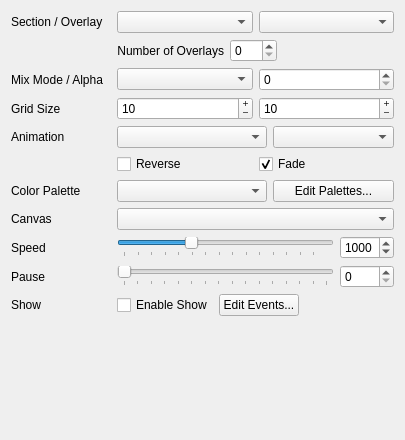
First picture: the form in src/widget/maestrocontrol.ui, repository 8bitbuddhist/PixelMaestro-Studio, before the edit.
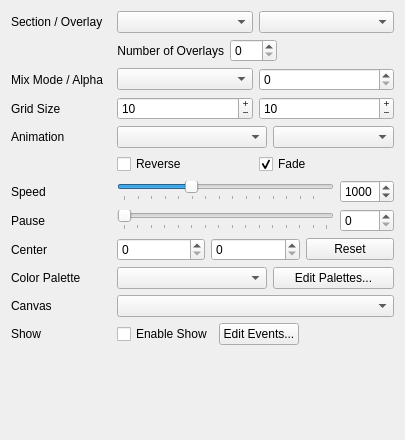
Second picture: the form after the edit.

Commit message: MaestroControl - Added ability to change the center point of Animations

```diff
--- a/src/widget/maestrocontrol.ui
+++ b/src/widget/maestrocontrol.ui
@@ -206,7 +206,101 @@
        </item>
       </layout>
      </item>
-     <item row="8" column="0">
+     <item row="7" column="0">
+      <widget class="QLabel" name="cycleLabel">
+       <property name="minimumSize">
+        <size>
+         <width>100</width>
+         <height>0</height>
+        </size>
+       </property>
+       <property name="text">
+        <string>Speed</string>
+       </property>
+      </widget>
+     </item>
+     <item row="7" column="1">
+      <layout class="QHBoxLayout" name="speedLayout_2">
+       <item>
+        <widget class="QSlider" name="cycleSlider">
+         <property name="minimum">
+          <number>10</number>
+         </property>
+         <property name="maximum">
+          <number>3000</number>
+         </property>
+         <property name="singleStep">
+          <number>10</number>
+         </property>
+         <property name="value">
+          <number>1000</number>
+         </property>
+         <property name="orientation">
+          <enum>Qt::Horizontal</enum>
+         </property>
+         <property name="invertedAppearance">
+          <bool>false</bool>
+         </property>
+         <property name="invertedControls">
+          <bool>false</bool>
+         </property>
+         <property name="tickPosition">
+          <enum>QSlider::TicksBelow</enum>
+         </property>
+         <property name="tickInterval">
+          <number>200</number>
+         </property>
+        </widget>
+       </item>
+       <item>
+        <widget class="QSpinBox" name="cycleSpinBox">
+         <property name="maximum">
+          <number>3000</number>
+         </property>
+         <property name="singleStep">
+          <number>10</number>
+         </property>
+         <property name="value">
+          <number>1000</number>
+         </property>
+        </widget>
+       </item>
+      </layout>
+     </item>
+     <item row="8" column="1">
+      <layout class="QHBoxLayout" name="pauseLayout_2">
+       <item>
+        <widget class="QSlider" name="pauseSlider">
+         <property name="maximum">
+          <number>3000</number>
+         </property>
+         <property name="singleStep">
+          <number>10</number>
+         </property>
+         <property name="orientation">
+          <enum>Qt::Horizontal</enum>
+         </property>
+         <property name="tickPosition">
+          <enum>QSlider::TicksBelow</enum>
+         </property>
+         <property name="tickInterval">
+          <number>200</number>
+         </property>
+        </widget>
+       </item>
+       <item>
+        <widget class="QSpinBox" name="pauseSpinBox">
+         <property name="maximum">
+          <number>3000</number>
+         </property>
+         <property name="singleStep">
+          <number>10</number>
+         </property>
+        </widget>
+       </item>
+      </layout>
+     </item>
+     <item row="10" column="0">
       <widget class="QLabel" name="colorLabel">
        <property name="minimumSize">
         <size>
@@ -219,7 +313,7 @@
        </property>
       </widget>
      </item>
-     <item row="8" column="1">
+     <item row="10" column="1">
       <layout class="QHBoxLayout" name="colorSchemeLayout">
        <item>
         <widget class="QComboBox" name="colorComboBox">
@@ -247,114 +341,27 @@
       </layout>
      </item>
      <item row="11" column="0">
-      <widget class="QLabel" name="cycleLabel">
-       <property name="minimumSize">
-        <size>
-         <width>100</width>
-         <height>0</height>
-        </size>
-       </property>
+      <widget class="QLabel" name="label">
        <property name="text">
-        <string>Speed</string>
+        <string>Canvas</string>
        </property>
       </widget>
      </item>
      <item row="11" column="1">
-      <layout class="QHBoxLayout" name="speedLayout">
+      <layout class="QHBoxLayout" name="canvasLayout">
        <item>
-        <widget class="QSlider" name="cycleSlider">
-         <property name="minimum">
-          <number>10</number>
-         </property>
-         <property name="maximum">
-          <number>3000</number>
-         </property>
-         <property name="singleStep">
-          <number>10</number>
-         </property>
-         <property name="value">
-          <number>1000</number>
-         </property>
-         <property name="orientation">
-          <enum>Qt::Horizontal</enum>
-         </property>
-         <property name="invertedAppearance">
-          <bool>false</bool>
-         </property>
-         <property name="invertedControls">
-          <bool>false</bool>
-         </property>
-         <property name="tickPosition">
-          <enum>QSlider::TicksBelow</enum>
-         </property>
-         <property name="tickInterval">
-          <number>200</number>
-         </property>
-        </widget>
+        <widget class="QComboBox" name="canvasComboBox"/>
        </item>
-       <item>
-        <widget class="QSpinBox" name="cycleSpinBox">
-         <property name="maximum">
-          <number>3000</number>
-         </property>
-         <property name="singleStep">
-          <number>10</number>
-         </property>
-         <property name="value">
-          <number>1000</number>
-         </property>
-        </widget>
-       </item>
       </layout>
      </item>
-     <item row="12" column="0">
-      <widget class="QLabel" name="pauseLabel">
-       <property name="text">
-        <string>Pause</string>
-       </property>
-      </widget>
-     </item>
-     <item row="12" column="1">
-      <layout class="QHBoxLayout" name="pauseLayout">
-       <item>
-        <widget class="QSlider" name="pauseSlider">
-         <property name="maximum">
-          <number>3000</number>
-         </property>
-         <property name="singleStep">
-          <number>10</number>
-         </property>
-         <property name="orientation">
-          <enum>Qt::Horizontal</enum>
-         </property>
-         <property name="tickPosition">
-          <enum>QSlider::TicksBelow</enum>
-         </property>
-         <property name="tickInterval">
-          <number>200</number>
-         </property>
-        </widget>
-       </item>
-       <item>
-        <widget class="QSpinBox" name="pauseSpinBox">
-         <property name="maximum">
-          <number>3000</number>
-         </property>
-         <property name="singleStep">
-          <number>10</number>
-         </property>
-        </widget>
-       </item>
-      </layout>
-     </item>
-     <item row="13" column="0">
+     <item row="14" column="0">
       <widget class="QLabel" name="showLabel">
        <property name="text">
         <string>Show</string>
        </property>
       </widget>
      </item>
-     <item row="13" column="1">
+     <item row="14" column="1">
       <layout class="QHBoxLayout" name="showLayout">
        <item alignment="Qt::AlignRight">
         <widget class="QCheckBox" name="enableShowCheckBox">
@@ -385,20 +392,37 @@
        </item>
       </layout>
      </item>
-     <item row="9" column="1">
-      <layout class="QHBoxLayout" name="canvasLayout">
-       <item>
-        <widget class="QComboBox" name="canvasComboBox"/>
-       </item>
-      </layout>
+     <item row="8" column="0">
+      <widget class="QLabel" name="pauseLabel">
+       <property name="text">
+        <string>Pause</string>
+       </property>
+      </widget>
      </item>
      <item row="9" column="0">
-      <widget class="QLabel" name="label">
+      <widget class="QLabel" name="label_3">
        <property name="text">
-        <string>Canvas</string>
+        <string>Center</string>
        </property>
       </widget>
      </item>
+     <item row="9" column="1">
+      <layout class="QHBoxLayout" name="offsetLayout">
+       <item>
+        <widget class="QSpinBox" name="offsetXSpinBox"/>
+       </item>
+       <item>
+        <widget class="QSpinBox" name="offsetYSpinBox"/>
+       </item>
+       <item>
+        <widget class="QPushButton" name="offsetResetButton">
+         <property name="text">
+          <string>Reset</string>
+         </property>
+        </widget>
+       </item>
+      </layout>
+     </item>
     </layout>
    </item>
   </layout>
```
The commit also changes 2 other files.
